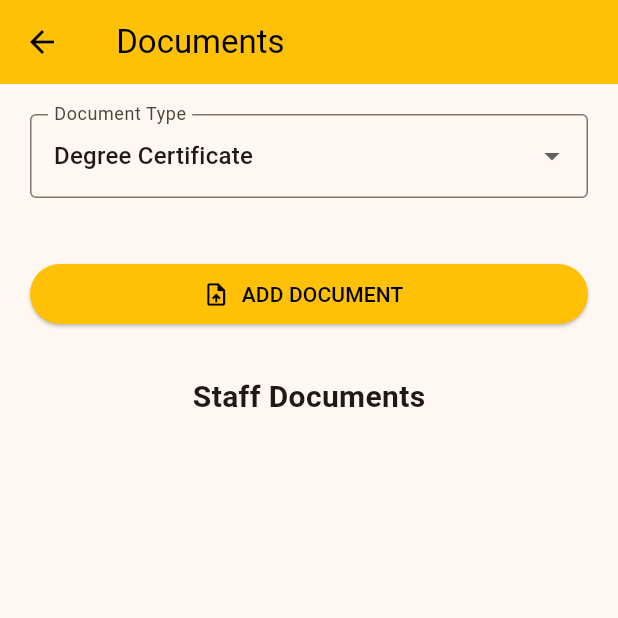
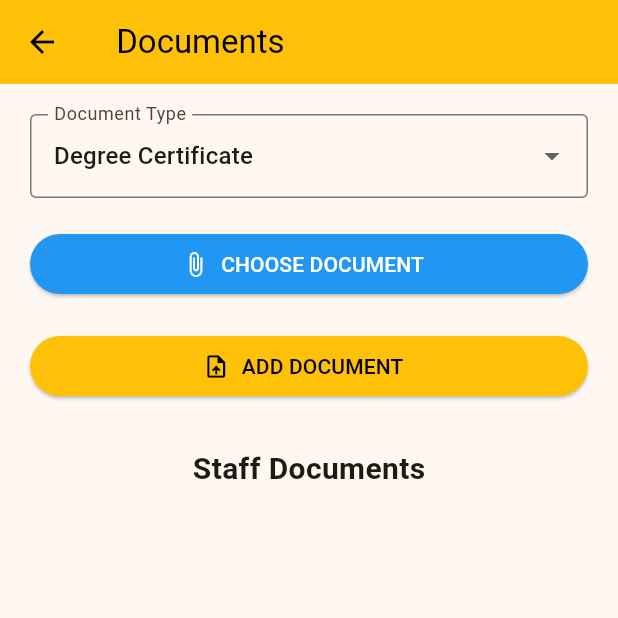
Before and after one commit to JosephSJohnson/ChampionOne, a Flutter app: the StaffDocumentsScreen screen opened directly with empty values, on a phone screen of 412 x 824 dp, the top half of it. Run offline on Flutter 3.47's test engine with Material 3 defaults, Android fonts, the phone set to English and light mode, and no system bars; our stand-ins replace file_picker, image_picker, open_filex, sqflite, sqflite_common_ffi; accounts and stored records are empty.

Commit message:
Implement staff document upload and database saving

```diff
--- a/lib/models/staff_document_model.dart
+++ b/lib/models/staff_document_model.dart
@@ -0,0 +1,76 @@
+class StaffDocumentModel {
+
+  final int? id;
+
+  final String staffID;
+
+  final String documentType;
+
+  final String documentName;
+
+  final String filePath;
+
+  final String uploadDate;
+
+
+  StaffDocumentModel({
+
+  this.id,
+
+  required this.staffID,
+
+  required this.documentType,
+
+  required this.documentName,
+
+  required this.filePath,
+
+  required this.uploadDate,
+
+});
+
+
+  Map<String, dynamic> toMap() {
+
+    return {
+
+      'id': id,
+
+      'staffID': staffID,
+
+      'documentType': documentType,
+
+      'documentName': documentName,
+
+      'filePath': filePath,
+
+      'uploadDate': uploadDate,
+
+    };
+
+  }
+
+
+  factory StaffDocumentModel.fromMap(
+  Map<String, dynamic> map,
+) {
+
+  return StaffDocumentModel(
+
+    id: map['id'],
+
+    staffID: map['staffID'],
+
+    documentType: map['documentType'],
+
+    documentName: map['documentName'],
+
+    filePath: map['filePath'],
+
+    uploadDate: map['uploadDate'],
+
+  );
+
+}
+
+}
--- a/lib/screens/staff/staff_documents_screen.dart
+++ b/lib/screens/staff/staff_documents_screen.dart
@@ -3,6 +3,8 @@ import 'package:flutter/material.dart';
 import 'package:file_picker/file_picker.dart';
 
 import '../../models/staff_model.dart';
+import '../../models/staff_document_model.dart';
+import '../../database/database_helper.dart';
 
 
 class StaffDocumentsScreen extends StatefulWidget {
@@ -29,8 +31,55 @@ class _StaffDocumentsScreenState
 
       String selectedDocumentType = "Degree Certificate";
 
-  @override
-  Widget build(BuildContext context) {
+  File? selectedFile;
+
+String selectedFileName = "";
+String uploadDate = "";
+
+StaffDocumentModel createDocumentModel() {
+
+  return StaffDocumentModel(
+
+    staffID: widget.staff.staffID,
+
+    documentType: selectedDocumentType,
+
+    documentName: selectedFileName,
+
+    filePath: selectedFile!.path,
+
+    uploadDate: uploadDate,
+
+  );
+
+}
+
+Future<void> pickDocument() async {
+
+  FilePickerResult? result =
+      await FilePicker.platform.pickFiles();
+
+  if (result != null) {
+
+    setState(() {
+
+  selectedFile =
+      File(result.files.single.path!);
+
+  selectedFileName =
+      result.files.single.name;
+
+      uploadDate =
+    DateTime.now().toIso8601String();
+
+});
+
+  }
+
+}
+
+@override
+Widget build(BuildContext context) {
 
     return Scaffold(
 
@@ -123,6 +172,29 @@ class _StaffDocumentsScreenState
 
 ),
 
+SizedBox(
+  width: double.infinity,
+  child: Padding(
+    padding: const EdgeInsets.symmetric(
+      horizontal: 20,
+    ),
+    child: ElevatedButton.icon(
+      onPressed: () {
+        pickDocument();
+      },
+      icon: const Icon(
+        Icons.attach_file,
+      ),
+      label: const Text(
+        "CHOOSE DOCUMENT",
+      ),
+      style: ElevatedButton.styleFrom(
+        backgroundColor: Colors.blue,
+        foregroundColor: Colors.white,
+      ),
+    ),
+  ),
+),
     const SizedBox(
       height: 20,
     ),
@@ -141,16 +213,37 @@ class _StaffDocumentsScreenState
 
         child: ElevatedButton.icon(
 
-          onPressed: () {
+          onPressed: () async {
+
+  if (selectedFile == null) {
+
+    ScaffoldMessenger.of(context).showSnackBar(
+
+      const SnackBar(
+        content: Text(
+          "Please choose a document first.",
+        ),
+      ),
+
+    );
+
+    return;
+
+  }
+
+  StaffDocumentModel document =
+      createDocumentModel();
+
+  await DatabaseHelper.instance.insertDocument(
+    document.toMap(),
+  );
 
   ScaffoldMessenger.of(context).showSnackBar(
 
     const SnackBar(
-
       content: Text(
-        "Add Document feature coming next",
+        "Document saved successfully.",
       ),
-
     ),
 
   );
@@ -181,6 +274,20 @@ class _StaffDocumentsScreenState
 
     ),
 
+    if (selectedFile != null)
+  Padding(
+    padding: const EdgeInsets.symmetric(
+      horizontal: 20,
+      vertical: 10,
+    ),
+    child: Text(
+      "Selected File: ${selectedFile!.path.split('\\').last}",
+      style: const TextStyle(
+        fontWeight: FontWeight.bold,
+      ),
+    ),
+  ),
+
 
     const SizedBox(
       height: 30,
```
